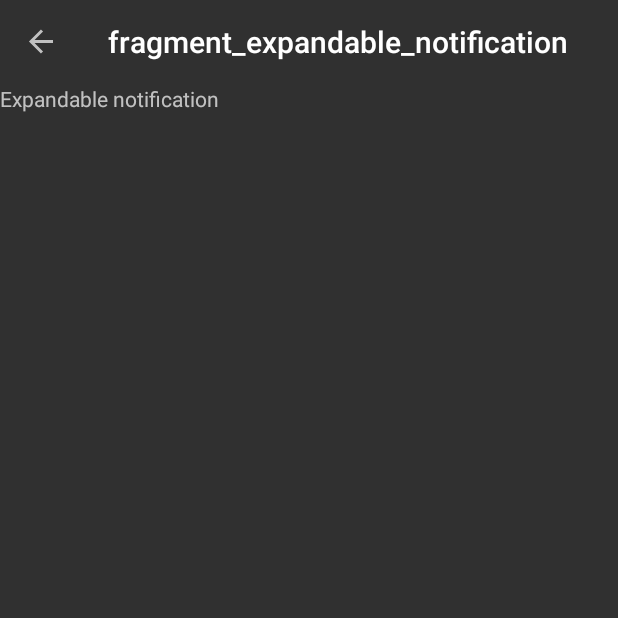
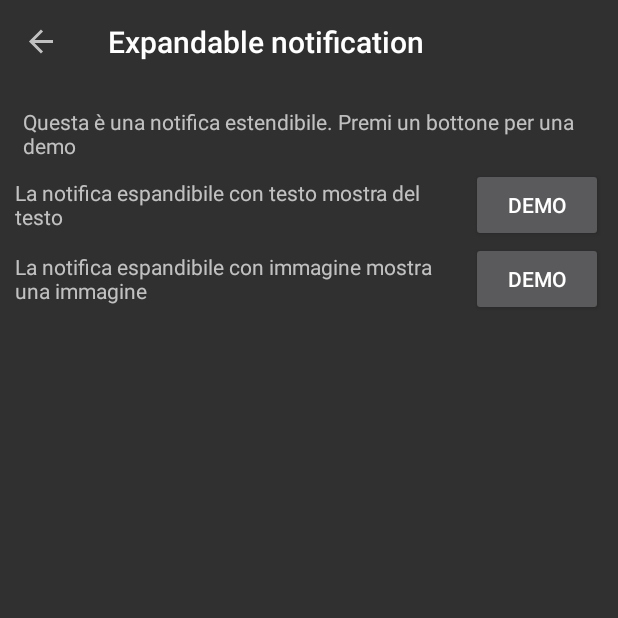
Before and after one commit to MT714/Notifications-A15, an Android app: the ExpandableNotificationFragment screen opened through its navigation route, in the side drawer, after a tap on "Expandable notification", on a phone screen of 412 x 824 dp, the top half of it. Run offline under Robolectric (Android 15) with nearby library versions, the phone set to English and light mode, and no system bars; our stand-ins replace navigation-ui.

Commit message:
Expandable notifications demo
- Implemented expandable notifications demo
- New layout for expandable notifications fragment

```diff
--- a/app/src/main/java/com/embedded2025/notificationsa15/ExpandableNotificationFragment.kt
+++ b/app/src/main/java/com/embedded2025/notificationsa15/ExpandableNotificationFragment.kt
@@ -5,10 +5,17 @@ import androidx.fragment.app.Fragment
 import android.view.LayoutInflater
 import android.view.View
 import android.view.ViewGroup
+import android.widget.Button
 
 class ExpandableNotificationFragment : Fragment() {
 
-    override fun onCreateView(inflater: LayoutInflater, container: ViewGroup?, savedInstanceState: Bundle?): View? {
-        return inflater.inflate(R.layout.fragment_expandable_notification, container, false)
-    }
+    override fun onCreateView(inflater: LayoutInflater, container: ViewGroup?, savedInstanceState: Bundle?): View? =
+        inflater.inflate(R.layout.fragment_expandable_notification, container, false).apply {
+            findViewById<Button>(R.id.btnExpandableText).setOnClickListener {
+                NotificationsHelper.showExpandableTextNotificationDemo(requireContext())
+            }
+            findViewById<Button>(R.id.btnExpandablePicture).setOnClickListener {
+                NotificationsHelper.showExpandablePictureNotificationDemo(requireContext())
+            }
+        }
 }
--- a/app/src/main/java/com/embedded2025/notificationsa15/MainActivity.kt
+++ b/app/src/main/java/com/embedded2025/notificationsa15/MainActivity.kt
@@ -37,11 +37,12 @@ class MainActivity : AppCompatActivity() {
     private fun setupNavigation() {
         val toolbar = findViewById<MaterialToolbar>(R.id.toolbar)
         setSupportActionBar(toolbar)
+        setTitle(getString(R.string.home_title))
         val navHostFragment = supportFragmentManager.findFragmentById(R.id.nav_host_fragment) as NavHostFragment
         val navController = navHostFragment.navController
         val drawer = findViewById<DrawerLayout>(R.id.drawer_layout)
         val builder = AppBarConfiguration.Builder(navController.graph)
-        builder.setOpenableLayout(drawer)
+            .setOpenableLayout(drawer)
         val appBarConfiguration = builder.build()
         toolbar.setupWithNavController(navController, appBarConfiguration)
         val navView = findViewById<NavigationView>(R.id.nav_view)
--- a/app/src/main/java/com/embedded2025/notificationsa15/NotificationsHelper.kt
+++ b/app/src/main/java/com/embedded2025/notificationsa15/NotificationsHelper.kt
@@ -6,13 +6,17 @@ import android.app.NotificationManager
 import android.content.Context
 import android.content.pm.PackageManager
 import android.util.Log
+import androidx.appcompat.content.res.AppCompatResources.getDrawable
 import androidx.core.app.ActivityCompat
 import androidx.core.app.NotificationCompat
 import androidx.core.app.NotificationManagerCompat
+import androidx.core.graphics.drawable.toBitmap
 
 object NotificationsHelper{
     const val DEMO_CHANNEL_ID = "channel_demo"
     const val DEMO_SIMPLE_NOTIFICATION_ID = 1
+    const val DEMO_EXPANDABLE_NOTIFICATION_TEXT_ID = 2
+    const val DEMO_EXPANDABLE_NOTIFICATION_PICTURE_ID = 3
 
     fun requestPostPermission(ctx: Context): Boolean {
         // TODO: da implementare
@@ -53,4 +57,30 @@ object NotificationsHelper{
         safeNotify(ctx, notif, DEMO_SIMPLE_NOTIFICATION_ID)
     }
 
+    fun showExpandableTextNotificationDemo(ctx: Context) {
+        val notif = NotificationCompat.Builder(ctx, DEMO_CHANNEL_ID)
+            .setSmallIcon(R.drawable.ic_launcher_background)
+            .setContentTitle(ctx.getString(R.string.notif_expandable_demo_title))
+            .setContentText(ctx.getString(R.string.notif_expandable_demo_text))
+            .setStyle(NotificationCompat.BigTextStyle()
+                .bigText(ctx.getString(R.string.notif_expandable_demo_bigtext)))
+            .setVisibility(NotificationCompat.VISIBILITY_PUBLIC)
+            .setDefaults(NotificationCompat.DEFAULT_ALL)
+
+        safeNotify(ctx, notif, DEMO_EXPANDABLE_NOTIFICATION_TEXT_ID)
+    }
+
+    fun showExpandablePictureNotificationDemo(ctx: Context) {
+        val notif = NotificationCompat.Builder(ctx, DEMO_CHANNEL_ID)
+            .setSmallIcon(R.drawable.ic_launcher_background)
+            .setContentTitle(ctx.getString(R.string.notif_expandable_demo_title))
+            .setContentText(ctx.getString(R.string.notif_expandable_demo_text))
+            .setStyle(NotificationCompat.BigPictureStyle()
+                .bigPicture(getDrawable(ctx, R.drawable.project_logo)?.toBitmap()))
+            .setVisibility(NotificationCompat.VISIBILITY_PUBLIC)
+            .setDefaults(NotificationCompat.DEFAULT_ALL)
+
+        safeNotify(ctx, notif, DEMO_EXPANDABLE_NOTIFICATION_PICTURE_ID)
+    }
+
 }
--- a/app/src/main/res/layout/fragment_expandable_notification.xml
+++ b/app/src/main/res/layout/fragment_expandable_notification.xml
@@ -1,14 +1,57 @@
 <?xml version="1.0" encoding="utf-8"?>
-<FrameLayout xmlns:android="http://schemas.android.com/apk/res/android"
+<LinearLayout
+    xmlns:android="http://schemas.android.com/apk/res/android"
     xmlns:tools="http://schemas.android.com/tools"
     android:layout_width="match_parent"
     android:layout_height="match_parent"
+    android:orientation="vertical"
+    android:padding="10dp"
     tools:context=".ExpandableNotificationFragment">
 
-    <!-- TODO: Update blank fragment layout -->
     <TextView
         android:layout_width="match_parent"
-        android:layout_height="match_parent"
-        android:text="@string/expandable_notification_text" />
+        android:layout_height="wrap_content"
+        android:gravity="start"
+        android:padding="5dp"
+        android:text="@string/expandable_notif_descr" />
 
-</FrameLayout>
+    <LinearLayout
+        android:layout_width="match_parent"
+        android:layout_height="wrap_content"
+        android:orientation="horizontal">
+
+        <TextView
+            android:layout_width="0dp"
+            android:layout_height="match_parent"
+            android:layout_weight="1"
+            android:gravity="center_vertical"
+            android:text="@string/expandable_notif_text_descr" />
+
+        <Button
+            android:id="@+id/btnExpandableText"
+            android:layout_width="wrap_content"
+            android:layout_height="match_parent"
+            android:text="@string/demo_button" />
+
+    </LinearLayout>
+
+    <LinearLayout
+        android:layout_width="match_parent"
+        android:layout_height="wrap_content"
+        android:orientation="horizontal">
+
+        <TextView
+            android:layout_width="0dp"
+            android:layout_height="match_parent"
+            android:layout_weight="1"
+            android:gravity="center_vertical"
+            android:text="@string/expandable_notif_picture_descr" />
+
+        <Button
+            android:id="@+id/btnExpandablePicture"
+            android:layout_width="wrap_content"
+            android:layout_height="match_parent"
+            android:text="@string/demo_button" />
+
+    </LinearLayout>
+</LinearLayout>
--- a/app/src/main/res/navigation/nav_graph.xml
+++ b/app/src/main/res/navigation/nav_graph.xml
@@ -8,16 +8,16 @@
     <fragment
         android:id="@+id/homeFragment"
         android:name="com.embedded2025.notificationsa15.HomeFragment"
-        android:label="fragment_home"
+        android:label="@string/home_title"
         tools:layout="@layout/fragment_home" />
+    <fragment
+        android:id="@+id/simpleNotificationFragment"
+        android:name="com.embedded2025.notificationsa15.SimpleNotificationFragment"
+        android:label="@string/simple_notification_title"
+        tools:layout="@layout/fragment_simple_notification" />
     <fragment
         android:id="@+id/expandableNotificationFragment"
         android:name="com.embedded2025.notificationsa15.ExpandableNotificationFragment"
-        android:label="fragment_expandable_notification"
+        android:label="@string/expandable_notification_title"
         tools:layout="@layout/fragment_expandable_notification" />
-    <fragment
-        android:id="@+id/simpleNotificationFragment"
-        android:name="com.embedded2025.notificationsa15.SimpleNotificationFragment"
-        android:label="fragment_simple_notification"
-        tools:layout="@layout/fragment_simple_notification" />
 </navigation>
--- a/app/src/main/res/values/strings.xml
+++ b/app/src/main/res/values/strings.xml
@@ -1,16 +1,20 @@
 <resources>
     <string name="app_name">Notifications Lab</string>
 
-    <string name="home_title">Home</string>
-    <string name="home_text">Home fragment</string>
-
     <string name="nav_header_description">Logo</string>
 
-    <!-- Simple notifications -->
-    <string name="simple_notification_title">Simple notification</string>   // TODO: Change title
-    <string name="simple_notification_text">Simple notification</string>    // TODO: Change text
+    <string name="home_title">Home</string>
+    <string name="home_text">Testo schermata home</string>
 
-    <!-- Expandable notifications -->
-    <string name="expandable_notification_title">Expandable notification</string>   // TODO: Change title
-    <string name="expandable_notification_text">Expandable notification</string>    // TODO: Change text
+    <string name="demo_button">DEMO</string>
+
+    <!-- Simple notification -->
+    <string name="simple_notification_title">Simple notification</string>
+    <string name="simple_notif_descr">Questa è una semplice notifica, premi il bottone per una demo</string>
+
+    <!-- Expandable notification -->
+    <string name="expandable_notification_title">Expandable notification</string>
+    <string name="expandable_notif_descr">Questa è una notifica estendibile. Premi un bottone per una demo</string>
+    <string name="expandable_notif_text_descr">La notifica espandibile con testo mostra del testo</string>
+    <string name="expandable_notif_picture_descr">La notifica espandibile con immagine mostra una immagine</string>
 </resources>
--- a/app/src/main/res/values/strings_notifications.xml
+++ b/app/src/main/res/values/strings_notifications.xml
@@ -10,4 +10,16 @@
 
     <string name="notif_expandable_demo_title">Notifica estendibile</string>
     <string name="notif_expandable_demo_text">Questa è una notifica estendibile</string>
+    <string name="notif_expandable_demo_bigtext">
+        Lorem ipsum dolor sit amet, consectetur adipiscing elit. Integer lacus dui, vehicula a
+        scelerisque at, sollicitudin quis lorem. Curabitur ac enim cursus, cursus erat at,
+        vulputate lacus. Fusce fringilla ex et orci iaculis, sit amet congue tellus interdum.
+        Etiam vel massa ante. Sed ut dapibus augue. Fusce ullamcorper leo suscipit massa vestibulum,
+        at lacinia turpis dictum. Mauris risus ex, convallis vitae elementum at, consequat eu
+        tortor. Class aptent taciti sociosqu ad litora torquent per conubia nostra, per inceptos
+        himenaeos. Duis id ante eget lectus laoreet elementum eu id odio. Donec sit amet magna
+        mattis, sagittis metus a, faucibus eros. Phasellus mattis nunc sit amet urna ultricies
+        pretium. Morbi congue, arcu ac sagittis molestie, purus odio imperdiet lorem, a interdum
+        ipsum magna at nulla.
+    </string>
 </resources>
```
Also changed, not shown: app/src/main/java/com/embedded2025/notificationsa15/SimpleNotificationFragment.kt (+5 -13 lines), app/src/main/res/layout/fragment_simple_notification.xml (+10 -8 lines).
